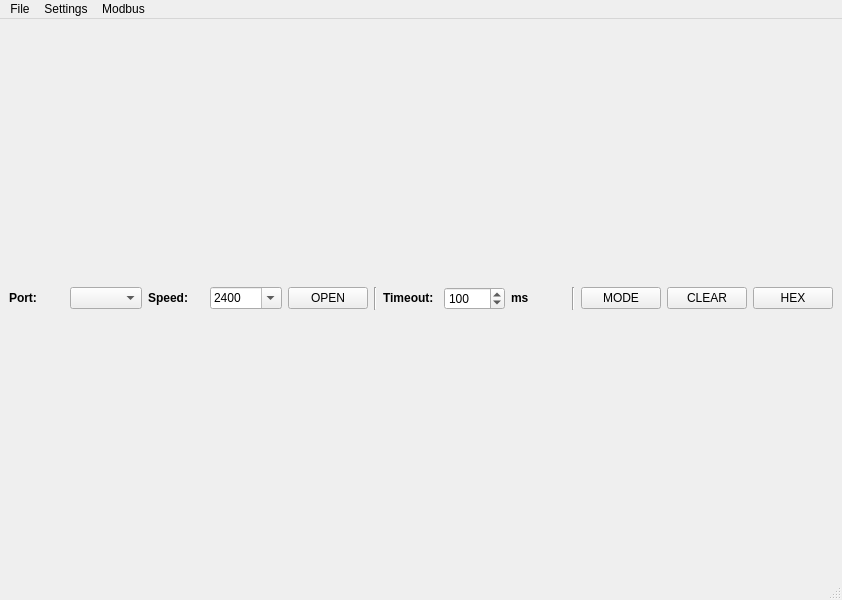
Old version of the form src/mainwindow.ui in the repository DrSmyrke/Serial-Terminal.
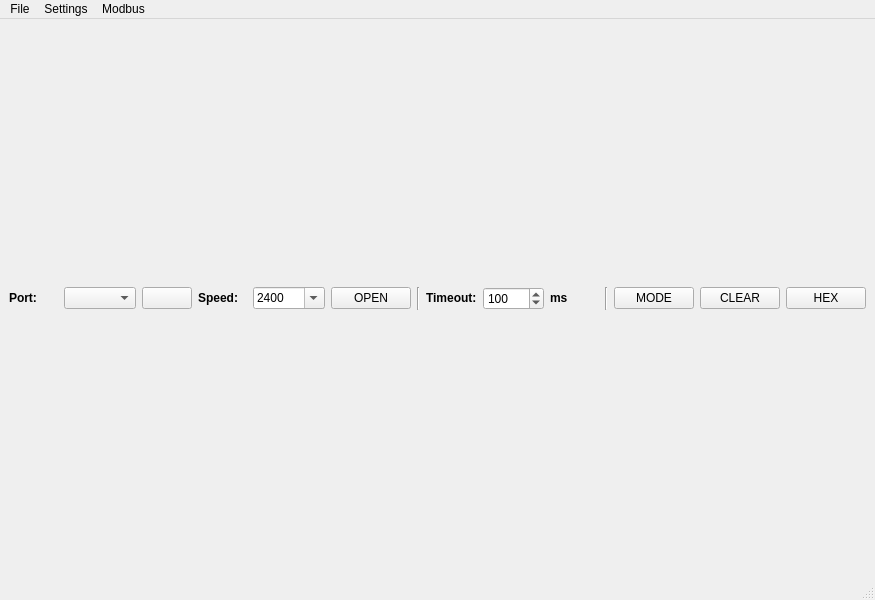
New version of the form.

Commit message: Added rescan ports button

Patch:
```diff
--- a/src/mainwindow.ui
+++ b/src/mainwindow.ui
@@ -6,7 +6,7 @@
    <rect>
     <x>0</x>
     <y>0</y>
-    <width>842</width>
+    <width>875</width>
     <height>600</height>
    </rect>
   </property>
@@ -15,7 +15,44 @@
   </property>
   <widget class="QWidget" name="centralwidget">
    <layout class="QGridLayout" name="gridLayout">
-    <item row="0" column="4">
+    <item row="0" column="8">
+     <widget class="QSpinBox" name="timeoutBox">
+      <property name="minimum">
+       <number>10</number>
+      </property>
+      <property name="maximum">
+       <number>10000</number>
+      </property>
+      <property name="singleStep">
+       <number>10</number>
+      </property>
+      <property name="value">
+       <number>100</number>
+      </property>
+     </widget>
+    </item>
+    <item row="0" column="1">
+     <widget class="QComboBox" name="portBox">
+      <property name="editable">
+       <bool>false</bool>
+      </property>
+     </widget>
+    </item>
+    <item row="0" column="10">
+     <widget class="Line" name="line_2">
+      <property name="orientation">
+       <enum>Qt::Vertical</enum>
+      </property>
+     </widget>
+    </item>
+    <item row="0" column="7">
+     <widget class="QLabel" name="label_3">
+      <property name="text">
+       <string>&lt;b&gt;Timeout:&lt;/b&gt;</string>
+      </property>
+     </widget>
+    </item>
+    <item row="0" column="5">
      <widget class="QPushButton" name="connectB">
       <property name="text">
        <string>OPEN</string>
@@ -28,10 +65,7 @@
       </property>
      </widget>
     </item>
-    <item row="1" column="0" colspan="13">
-     <layout class="QVBoxLayout" name="vBox"/>
-    </item>
-    <item row="0" column="11">
+    <item row="0" column="12">
      <widget class="QPushButton" name="clearB">
       <property name="text">
        <string>CLEAR</string>
@@ -45,49 +79,24 @@
       </property>
      </widget>
     </item>
-    <item row="0" column="6">
-     <widget class="QLabel" name="label_3">
-      <property name="text">
-       <string>&lt;b&gt;Timeout:&lt;/b&gt;</string>
-      </property>
-     </widget>
-    </item>
     <item row="0" column="9">
-     <widget class="Line" name="line_2">
-      <property name="orientation">
-       <enum>Qt::Vertical</enum>
-      </property>
-     </widget>
-    </item>
-    <item row="0" column="5">
-     <widget class="Line" name="line">
-      <property name="orientation">
-       <enum>Qt::Vertical</enum>
-      </property>
-     </widget>
-    </item>
-    <item row="0" column="1">
-     <widget class="QComboBox" name="portBox">
-      <property name="editable">
-       <bool>false</bool>
-      </property>
-     </widget>
-    </item>
-    <item row="0" column="2">
-     <widget class="QLabel" name="label_2">
-      <property name="text">
-       <string>&lt;b&gt;Speed:&lt;/b&gt;</string>
-      </property>
-     </widget>
-    </item>
-    <item row="0" column="8">
      <widget class="QLabel" name="label_4">
       <property name="text">
        <string>&lt;b&gt;ms&lt;/b&gt;</string>
       </property>
      </widget>
     </item>
-    <item row="0" column="10">
+    <item row="0" column="6">
+     <widget class="Line" name="line">
+      <property name="orientation">
+       <enum>Qt::Vertical</enum>
+      </property>
+     </widget>
+    </item>
+    <item row="1" column="0" colspan="14">
+     <layout class="QVBoxLayout" name="vBox"/>
+    </item>
+    <item row="0" column="11">
      <widget class="QPushButton" name="modeB">
       <property name="text">
        <string>MODE</string>
@@ -100,23 +109,14 @@
       </property>
      </widget>
     </item>
-    <item row="0" column="7">
-     <widget class="QSpinBox" name="timeoutBox">
-      <property name="minimum">
-       <number>10</number>
-      </property>
-      <property name="maximum">
-       <number>10000</number>
-      </property>
-      <property name="singleStep">
-       <number>10</number>
-      </property>
-      <property name="value">
-       <number>100</number>
-      </property>
-     </widget>
-    </item>
     <item row="0" column="3">
+     <widget class="QLabel" name="label_2">
+      <property name="text">
+       <string>&lt;b&gt;Speed:&lt;/b&gt;</string>
+      </property>
+     </widget>
+    </item>
+    <item row="0" column="4">
      <widget class="QComboBox" name="speedBox">
       <property name="editable">
        <bool>true</bool>
@@ -143,7 +143,7 @@
       </item>
      </widget>
     </item>
-    <item row="0" column="12">
+    <item row="0" column="13">
      <widget class="QPushButton" name="hexB">
       <property name="text">
        <string>HEX</string>
@@ -153,6 +153,13 @@
       </property>
      </widget>
     </item>
+    <item row="0" column="2">
+     <widget class="QPushButton" name="refreshB">
+      <property name="text">
+       <string/>
+      </property>
+     </widget>
+    </item>
    </layout>
   </widget>
   <widget class="QMenuBar" name="menubar">
@@ -160,7 +167,7 @@
     <rect>
      <x>0</x>
      <y>0</y>
-     <width>842</width>
+     <width>875</width>
      <height>26</height>
     </rect>
    </property>
```
The commit also changes 2 other files.
